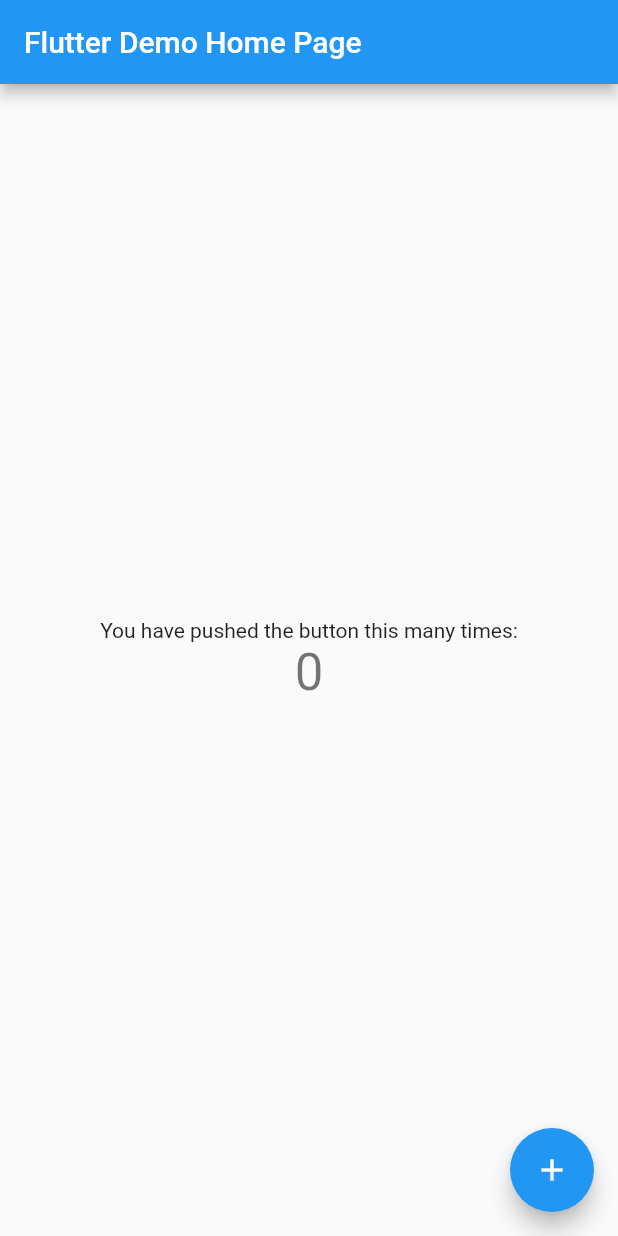
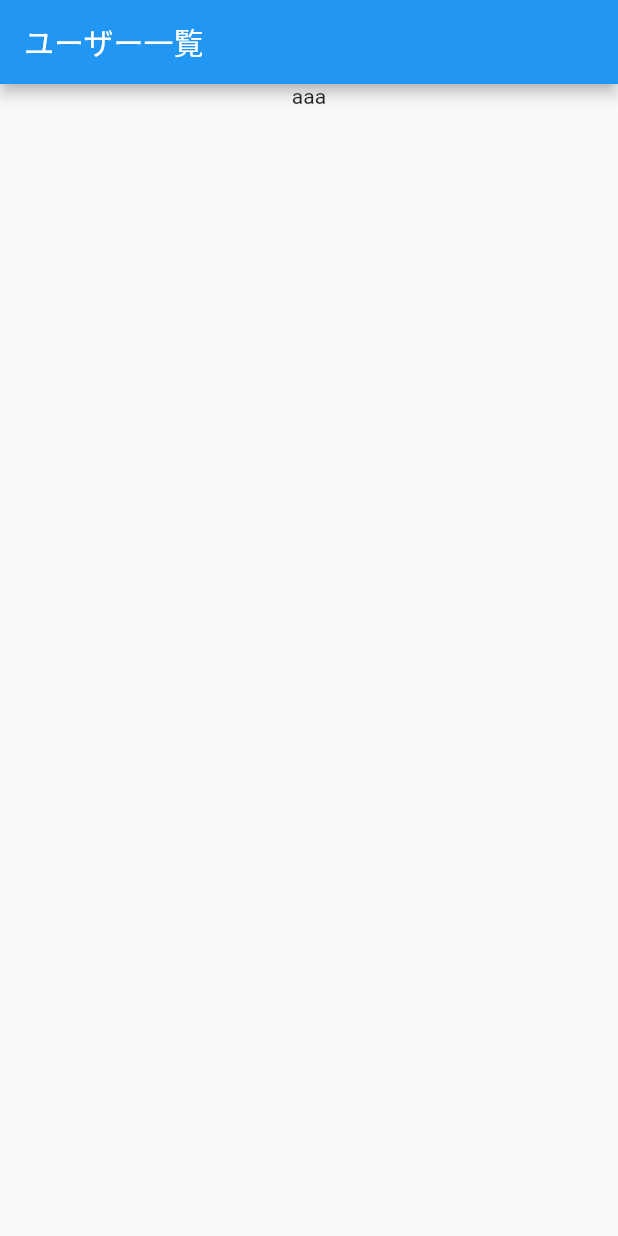
Before and after one commit to tttuuu1234/flutter_flavor_test, a Flutter app: the screen it shows after launch, on a phone screen of 412 x 824 dp. Run offline on Flutter 3.47's test engine with Material 2 defaults, Android fonts, the phone set to English and light mode, and no system bars.

Commit message:
users画面の作成

```diff
--- a/lib/main.dart
+++ b/lib/main.dart
@@ -1,4 +1,5 @@
 import 'package:flutter/material.dart';
+import 'package:flutter_flavor_test/ui/users/users_screen.dart';
 
 void main() {
   runApp(MyApp());
@@ -10,104 +11,8 @@
   Widget build(BuildContext context) {
     return MaterialApp(
       title: 'Flutter Demo',
-      theme: ThemeData(
-        // This is the theme of your application.
-        //
-        // Try running your application with "flutter run". You'll see the
-        // application has a blue toolbar. Then, without quitting the app, try
-        // changing the primarySwatch below to Colors.green and then invoke
-        // "hot reload" (press "r" in the console where you ran "flutter run",
-        // or simply save your changes to "hot reload" in a Flutter IDE).
-        // Notice that the counter didn't reset back to zero; the application
-        // is not restarted.
-        primarySwatch: Colors.blue,
-      ),
-      home: MyHomePage(title: 'Flutter Demo Home Page'),
+      theme: ThemeData(primarySwatch: Colors.blue),
+      home: UsersScreen(),
     );
   }
 }
-
-class MyHomePage extends StatefulWidget {
-  MyHomePage({Key key, this.title}) : super(key: key);
-
-  // This widget is the home page of your application. It is stateful, meaning
-  // that it has a State object (defined below) that contains fields that affect
-  // how it looks.
-
-  // This class is the configuration for the state. It holds the values (in this
-  // case the title) provided by the parent (in this case the App widget) and
-  // used by the build method of the State. Fields in a Widget subclass are
-  // always marked "final".
-
-  final String title;
-
-  @override
-  _MyHomePageState createState() => _MyHomePageState();
-}
-
-class _MyHomePageState extends State<MyHomePage> {
-  int _counter = 0;
-
-  void _incrementCounter() {
-    setState(() {
-      // This call to setState tells the Flutter framework that something has
-      // changed in this State, which causes it to rerun the build method below
-      // so that the display can reflect the updated values. If we changed
-      // _counter without calling setState(), then the build method would not be
-      // called again, and so nothing would appear to happen.
-      _counter++;
-    });
-  }
-
-  @override
-  Widget build(BuildContext context) {
-    // This method is rerun every time setState is called, for instance as done
-    // by the _incrementCounter method above.
-    //
-    // The Flutter framework has been optimized to make rerunning build methods
-    // fast, so that you can just rebuild anything that needs updating rather
-    // than having to individually change instances of widgets.
-    return Scaffold(
-      appBar: AppBar(
-        // Here we take the value from the MyHomePage object that was created by
-        // the App.build method, and use it to set our appbar title.
-        title: Text(widget.title),
-      ),
-      body: Center(
-        // Center is a layout widget. It takes a single child and positions it
-        // in the middle of the parent.
-        child: Column(
-          // Column is also a layout widget. It takes a list of children and
-          // arranges them vertically. By default, it sizes itself to fit its
-          // children horizontally, and tries to be as tall as its parent.
-          //
-          // Invoke "debug painting" (press "p" in the console, choose the
-          // "Toggle Debug Paint" action from the Flutter Inspector in Android
-          // Studio, or the "Toggle Debug Paint" command in Visual Studio Code)
-          // to see the wireframe for each widget.
-          //
-          // Column has various properties to control how it sizes itself and
-          // how it positions its children. Here we use mainAxisAlignment to
-          // center the children vertically; the main axis here is the vertical
-          // axis because Columns are vertical (the cross axis would be
-          // horizontal).
-          mainAxisAlignment: MainAxisAlignment.center,
-          children: <Widget>[
-            Text(
-              'You have pushed the button this many times:',
-            ),
-            Text(
-              '$_counter',
-              style: Theme.of(context).textTheme.headline4,
-            ),
-          ],
-        ),
-      ),
-      floatingActionButton: FloatingActionButton(
-        onPressed: _incrementCounter,
-        tooltip: 'Increment',
-        child: Icon(Icons.add),
-      ), // This trailing comma makes auto-formatting nicer for build methods.
-    );
-  }
-}
--- /dev/null
+++ b/lib/ui/users/users_model.dart
@@ -0,0 +1,5 @@
+import 'package:flutter/cupertino.dart';
+
+class UsersModel extends ChangeNotifier {
+
+}
--- /dev/null
+++ b/lib/ui/users/users_screen.dart
@@ -0,0 +1,31 @@
+import 'package:flutter/material.dart';
+import 'package:flutter_flavor_test/ui/users/users_model.dart';
+import 'package:provider/provider.dart';
+
+class UsersScreen extends StatefulWidget {
+  UsersScreen({Key key}) : super(key: key);
+
+  @override
+  _UsersScreenState createState() => _UsersScreenState();
+}
+
+class _UsersScreenState extends State<UsersScreen> {
+  @override
+  Widget build(BuildContext context) {
+    return Scaffold(
+      appBar: AppBar(
+        title: Text('ユーザー一覧'),
+      ),
+      body: ChangeNotifierProvider<UsersModel>(
+        create: (context) => UsersModel(),
+        child: Center(
+          child: Column(
+            children: [
+              Text('aaa'),
+            ],
+          ),
+        ),
+      ),
+    );
+  }
+}
--- a/pubspec.yaml
+++ b/pubspec.yaml
@@ -25,6 +25,7 @@
     sdk: flutter
   firebase_core: any
   cloud_firestore: any
+  provider: any
 
 
   # The following adds the Cupertino Icons font to your application.
```
Also changed, not shown: pubspec.lock.
